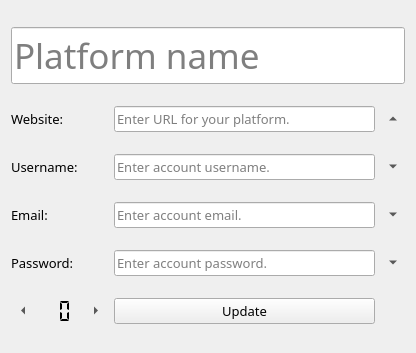
The window that lightning_pass/gui/static/qt_designer/vault_widget.ui (lgtm-migrator/lightning-pass) describes before a commit, drawn with Qt 5.
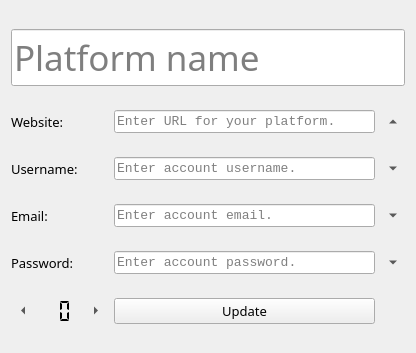
The same window after the commit.

The edit to the form file:
```diff
--- a/lightning_pass/gui/static/qt_designer/vault_widget.ui
+++ b/lightning_pass/gui/static/qt_designer/vault_widget.ui
@@ -56,7 +56,7 @@
     <widget class="QLineEdit" name="vault_web_line">
      <property name="font">
       <font>
-       <family>Segoe UI Light</family>
+       <family>Consolas</family>
        <pointsize>10</pointsize>
       </font>
      </property>
@@ -107,7 +107,7 @@
     <widget class="QLineEdit" name="vault_username_line">
      <property name="font">
       <font>
-       <family>Segoe UI Light</family>
+       <family>Consolas</family>
        <pointsize>10</pointsize>
       </font>
      </property>
@@ -179,7 +179,7 @@
     <widget class="QLineEdit" name="vault_email_line">
      <property name="font">
       <font>
-       <family>Segoe UI Light</family>
+       <family>Consolas</family>
        <pointsize>10</pointsize>
       </font>
      </property>
@@ -239,7 +239,7 @@
     <widget class="QLineEdit" name="vault_password_line">
      <property name="font">
       <font>
-       <family>Segoe UI Light</family>
+       <family>Consolas</family>
        <pointsize>10</pointsize>
       </font>
      </property>
```
